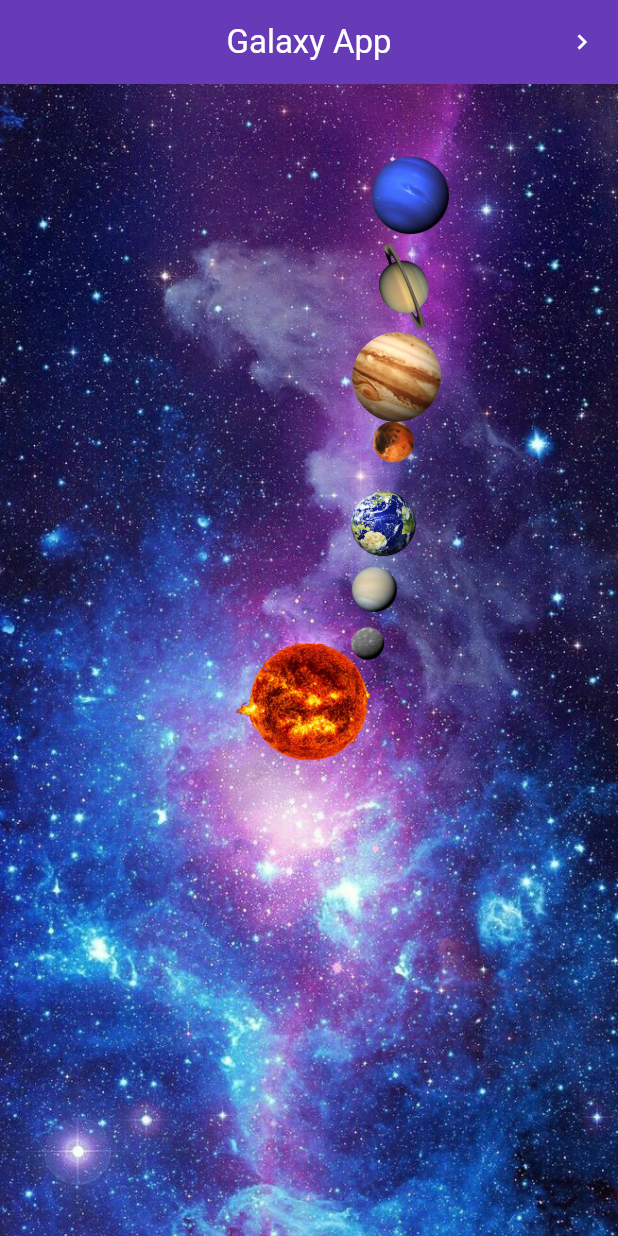
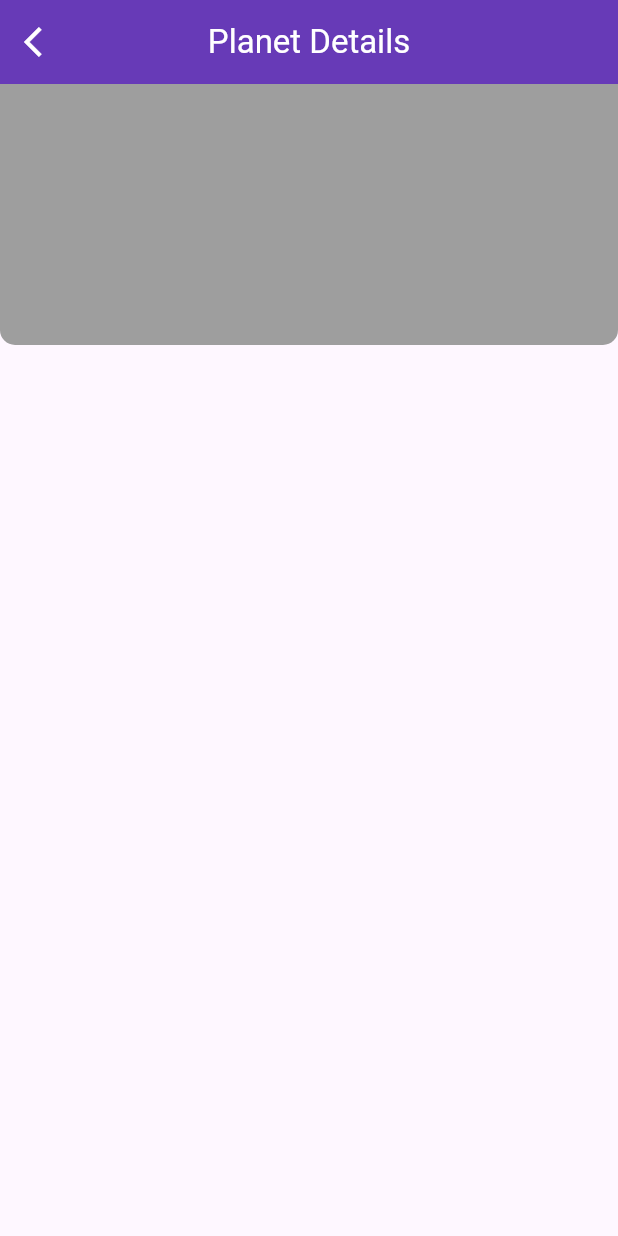
Before and after one commit to BruceLeeAnuragK/galaxy_app, a Flutter app: the first screen one second after launch, on a phone screen of 412 x 824 dp. Run offline on Flutter 3.47's test engine with Material 2 defaults, Android fonts, the phone set to English and light mode, and no system bars.

Commit message:
11-08-2023 20:11

```diff
--- a/lib/main.dart
+++ b/lib/main.dart
@@ -2,6 +2,7 @@ import 'package:flutter/material.dart';
 import 'package:galaxy_app/provider/planet_provider.dart';
 import 'package:galaxy_app/view/screen/home_page.dart';
 import 'package:galaxy_app/view/screen/list_of_planets.dart';
+import 'package:galaxy_app/view/screen/planet_detail_page.dart';
 import 'package:provider/provider.dart';
 
 void main() {
@@ -24,13 +25,14 @@ class MyApp extends StatelessWidget {
   Widget build(BuildContext context) {
     return MaterialApp(
       debugShowCheckedModeBanner: false,
-      initialRoute: "/",
+      initialRoute: "Detail",
       theme: ThemeData(
         useMaterial3: true,
       ),
       routes: {
         "/": (context) => HomePage(),
         "List": (context) => PlanetListPage(),
+        "Detail": (context) => PlanetDetailPage(),
       },
     );
   }
--- a/lib/view/screen/home_page.dart
+++ b/lib/view/screen/home_page.dart
@@ -156,7 +156,8 @@ class _HomePageState extends State<HomePage> with TickerProviderStateMixin {
                 Icons.navigate_next,
                 color: Colors.white,
                 size: 20,
-                ))
+              ),
+            ),
           ],
           title: Text(
             "Galaxy App",
--- a/lib/view/screen/list_of_planets.dart
+++ b/lib/view/screen/list_of_planets.dart
@@ -4,7 +4,6 @@ import 'package:flutter/material.dart';
 import 'package:provider/provider.dart';
 
 import '../../provider/planet_provider.dart';
-import '../../utills/my_controllers.dart';
 
 class PlanetListPage extends StatefulWidget {
   const PlanetListPage({Key? key}) : super(key: key);
@@ -24,7 +23,7 @@ class _PlanetListPageState extends State<PlanetListPage>
   late AnimationController saturnanimationController;
   late AnimationController UranusanimationController;
   late AnimationController neptuneanimationController;
-  late Animation<double> angle;
+  late Animation angle;
   late Animation position;
   late Animation opacity;
 
@@ -36,7 +35,7 @@ class _PlanetListPageState extends State<PlanetListPage>
     animationController = AnimationController(
       vsync: this,
       duration: Duration(
-        seconds: 120,
+        seconds: 10,
       ),
     )..forward();
     mercuryanimationController = AnimationController(
@@ -90,30 +89,33 @@ class _PlanetListPageState extends State<PlanetListPage>
       ),
     )..forward();
 
-    angle = Tween(
+    angle = Tween<double>(
       begin: 0.0,
       end: (pi * 2).toDouble(),
     ).animate(
-      animationController!,
+      animationController,
     );
-
+    animationController.repeat();
     opacity = Tween(
       begin: 0.0,
       end: 1.0,
     ).animate(
       CurvedAnimation(
-        parent: animationController!,
-        curve: Curves.easeInOut,
+        parent: animationController,
+        curve: const Interval(0.5, 1.0),
       ),
     );
 
     position = Tween(
-      begin: 500.0,
+      begin: 100.0,
       end: 0.0,
     ).animate(
       CurvedAnimation(
         parent: animationController!,
-        curve: Curves.easeInOut,
+        curve: Interval(
+          0.0,
+          0.5,
+        ),
       ),
     );
     planetControllers = [
@@ -138,9 +140,9 @@ class _PlanetListPageState extends State<PlanetListPage>
   }
 
   List height_witdth = [
-    120.0,
-    180.0,
-    250.0,
+    150.0,
+    210.0,
+    280.0,
     350.0,
     450.0,
     550.0,
@@ -165,7 +167,25 @@ class _PlanetListPageState extends State<PlanetListPage>
       builder: (context, provider, child) {
         return Scaffold(
           appBar: AppBar(
-            title: Text("List page"),
+            backgroundColor: Colors.deepPurple,
+            actions: [
+              IconButton(
+                  onPressed: () {
+                    Navigator.of(context).pushNamed("List");
+                  },
+                  icon: Icon(
+                    Icons.navigate_next,
+                    color: Colors.white,
+                    size: 20,
+                  ))
+            ],
+            title: Text(
+              "Galaxy App",
+              style: TextStyle(
+                color: Colors.white,
+              ),
+            ),
+            centerTitle: true,
           ),
           body: Center(
             child: SingleChildScrollView(
@@ -186,16 +206,18 @@ class _PlanetListPageState extends State<PlanetListPage>
                       ),
                       GestureDetector(
                         onTap: () {
-                          setState(() {});
+                          setState(() {
+                            Navigator.of(context)
+                                .pushNamed("Detail", arguments: 3);
+                          });
                         },
                         child: Container(
                           alignment: Alignment.center,
-                          child: TweenAnimationBuilder(
-                            tween: Tween(begin: 0.0, end: pi * 2),
-                            duration: Duration(seconds: 30),
-                            builder: (context, val, _) {
+                          child: AnimatedBuilder(
+                            animation: animationController,
+                            builder: (context, value) {
                               return Transform.rotate(
-                                angle: val,
+                                angle: angle.value,
                                 child: Container(
                                   height: 100,
                                   width: 100,
@@ -227,12 +249,19 @@ class _PlanetListPageState extends State<PlanetListPage>
                                 shape: BoxShape.circle,
                               ),
                               alignment: Alignment(0, -1.4),
-                              child: TweenAnimationBuilder(
-                                tween: Tween(begin: 0.0, end: pi * 3),
-                                duration: Duration(seconds: 30),
-                                builder: (context, val, _) {
+                              child: AnimatedBuilder(
+                                animation: animationController,
+                                builder: (context, value) {
                                   return Transform.rotate(
-                                    angle: val,
+                                    angle: angle.value,
+                                    child: GestureDetector(
+                                      onTap: () {
+                                        setState(() {
+                                          Navigator.of(context).pushNamed(
+                                              "Detail",
+                                              arguments: index);
+                                        });
+                                      },
                                       child: Container(
                                         height: sizeh_w[index],
                                         width: sizeh_w[index],
@@ -240,9 +269,10 @@ class _PlanetListPageState extends State<PlanetListPage>
                                         decoration: BoxDecoration(
                                           shape: BoxShape.circle,
                                           image: DecorationImage(
-                                          image: NetworkImage(
-                                              provider.AllPlanets[index].image),
+                                            image: NetworkImage(provider
+                                                .AllPlanets[index].image),
                                             fit: BoxFit.fitHeight,
+                                          ),
                                         ),
                                       ),
                                     ),
--- /dev/null
+++ b/lib/view/screen/planet_detail_page.dart
@@ -0,0 +1,238 @@
+import 'dart:math';
+
+import 'package:flutter/material.dart';
+import 'package:galaxy_app/provider/planet_provider.dart';
+import 'package:provider/provider.dart';
+
+class PlanetDetailPage extends StatefulWidget {
+  const PlanetDetailPage({Key? key}) : super(key: key);
+
+  @override
+  State<PlanetDetailPage> createState() => _PlanetDetailPageState();
+}
+
+class _PlanetDetailPageState extends State<PlanetDetailPage>
+    with TickerProviderStateMixin {
+  late AnimationController animationController;
+  late AnimationController positionanimationController;
+  late AnimationController mercuryanimationController;
+  late AnimationController venusanimationController;
+  late AnimationController earthanimationController;
+  late AnimationController marsanimationController;
+  late AnimationController jupitaranimationController;
+  late AnimationController saturnanimationController;
+  late AnimationController UranusanimationController;
+  late AnimationController neptuneanimationController;
+  late Animation angle;
+  late Animation position;
+  late Animation bannerposition;
+  late Animation opacity;
+
+  late List<AnimationController> planetControllers;
+
+  @override
+  void initState() {
+    super.initState();
+    animationController = AnimationController(
+      vsync: this,
+      duration: Duration(
+        seconds: 10,
+      ),
+    )..forward();
+    positionanimationController = AnimationController(
+      vsync: this,
+      duration: Duration(
+        seconds: 10,
+      ),
+    )..forward();
+    mercuryanimationController = AnimationController(
+      vsync: this,
+      duration: Duration(
+        seconds: 40,
+      ),
+    )..forward();
+    venusanimationController = AnimationController(
+      vsync: this,
+      duration: Duration(
+        seconds: 60,
+      ),
+    )..forward();
+    earthanimationController = AnimationController(
+      vsync: this,
+      duration: Duration(
+        seconds: 80,
+      ),
+    )..forward();
+    marsanimationController = AnimationController(
+      vsync: this,
+      duration: Duration(
+        seconds: 100,
+      ),
+    )..forward();
+
+    jupitaranimationController = AnimationController(
+      vsync: this,
+      duration: Duration(
+        seconds: 120,
+      ),
+    )..forward();
+    saturnanimationController = AnimationController(
+      vsync: this,
+      duration: Duration(
+        seconds: 140,
+      ),
+    )..forward();
+    UranusanimationController = AnimationController(
+      vsync: this,
+      duration: Duration(
+        seconds: 160,
+      ),
+    )..forward();
+
+    neptuneanimationController = AnimationController(
+      vsync: this,
+      duration: Duration(
+        seconds: 180,
+      ),
+    )..forward();
+
+    angle = Tween<double>(
+      begin: 0.0,
+      end: (pi * 2).toDouble(),
+    ).animate(
+      animationController,
+    );
+    animationController.repeat();
+    positionanimationController.forward();
+    opacity = Tween(
+      begin: 0.0,
+      end: 1.0,
+    ).animate(
+      CurvedAnimation(
+        parent: positionanimationController,
+        curve: Interval(
+          0.5,
+          1.0,
+        ),
+      ),
+    );
+    bannerposition = Tween(
+      begin: -150,
+      end: 0.0,
+    ).animate(
+      CurvedAnimation(
+        parent: positionanimationController,
+        curve: Interval(
+          0.0,
+          0.5,
+        ),
+      ),
+    );
+    position = Tween(
+      begin: 500.0,
+      end: 0.0,
+    ).animate(
+      CurvedAnimation(
+        parent: animationController,
+        curve: Interval(0.0, 0.5),
+      ),
+    );
+    planetControllers = [
+      mercuryanimationController,
+      venusanimationController,
+      earthanimationController,
+      marsanimationController,
+      jupitaranimationController,
+      saturnanimationController,
+      UranusanimationController,
+      neptuneanimationController
+    ];
+
+    earthanimationController.repeat();
+    mercuryanimationController.repeat();
+    marsanimationController.repeat();
+    saturnanimationController.repeat();
+    neptuneanimationController.repeat();
+    jupitaranimationController.repeat();
+    UranusanimationController.repeat();
+    venusanimationController.repeat();
+    positionanimationController.forward();
+  }
+
+  @override
+  Widget build(BuildContext context) {
+    // int indexData = ModalRoute.of(context)!.settings.arguments as int;
+    return Consumer<PlanetProvider>(
+      builder: (context, provider, child) {
+        return Scaffold(
+          appBar: AppBar(
+            title: Text(
+              "Planet Details",
+              style: TextStyle(
+                color: Colors.white,
+              ),
+            ),
+            centerTitle: true,
+            backgroundColor: Colors.deepPurple,
+            leading: IconButton(
+              onPressed: () {
+                Navigator.of(context).pop();
+              },
+              icon: Icon(
+                Icons.arrow_back_ios,
+                color: Colors.white,
+              ),
+            ),
+          ),
+          body: SingleChildScrollView(
+            child: Column(
+              children: [
+                AnimatedBuilder(
+                  animation: animationController,
+                  builder: (context, child) {
+                    return Container(
+                      height: 300,
+                      child: Stack(
+                        children: [
+                          ListView(
+                            children: [
+                              Transform.translate(
+                                offset: Offset(0, bannerposition.value),
+                                child: Container(
+                                  width: double.infinity,
+                                  height: 300,
+                                  decoration: BoxDecoration(
+                                    color: Colors.grey,
+                                    borderRadius: BorderRadius.vertical(
+                                      bottom: Radius.circular(10),
+                                    ),
+                                  ),
+                                ),
+                              ),
+                            ],
+                          ),
+                          Transform.translate(
+                            offset: Offset(0, position.value),
+                            child: Opacity(
+                              opacity: opacity.value,
+                              child: Column(
+                                children: [
+                                  Text("${provider.AllPlanets[0].name}"),
+                                  Text("${provider.AllPlanets[0].description}"),
+                                ],
+                              ),
+                            ),
+                          ),
+                        ],
+                      ),
+                    );
+                  },
+                ),
+              ],
+            ),
+          ),
+        );
+      },
+    );
+  }
+}
```
Also changed, not shown: pubspec.lock. Lines whose indentation alone changed are shown as unchanged.
